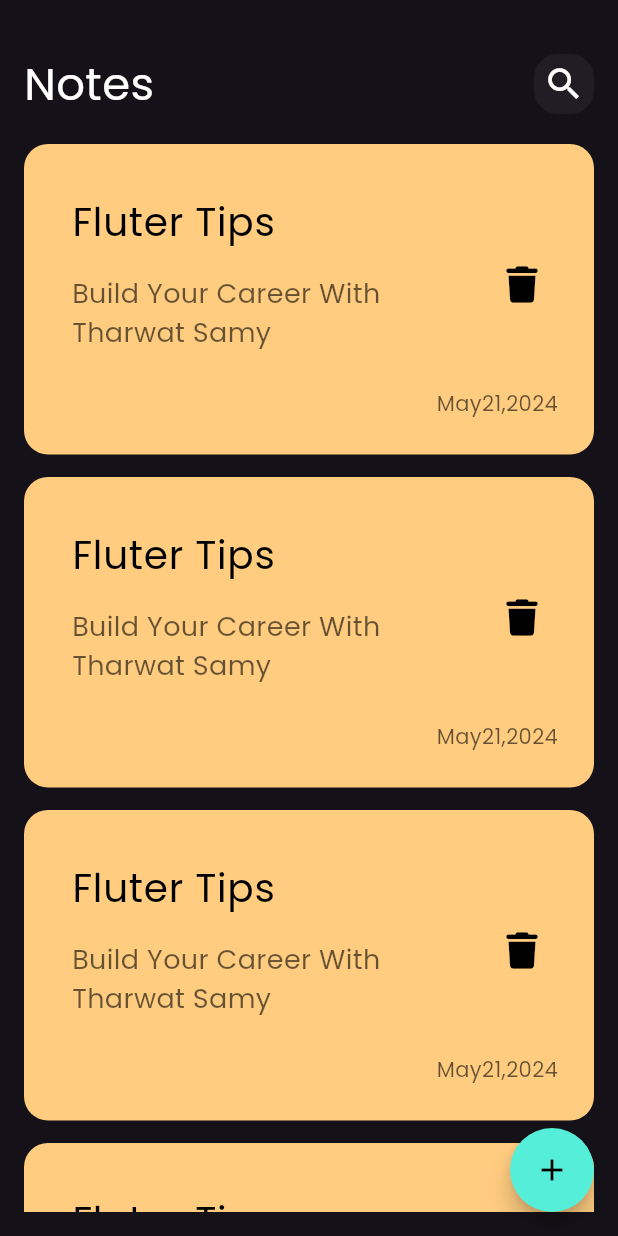
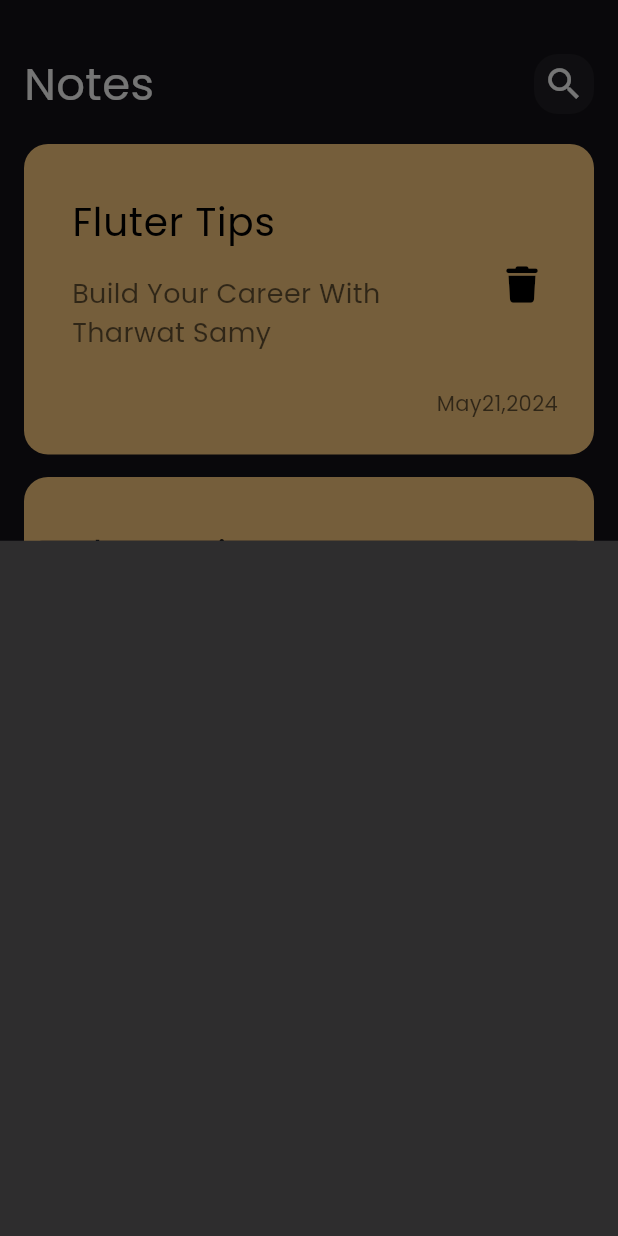
Before and after one commit to Hamza8008/notes_app, a Flutter app: the screen it shows after launch, after a tap on the "add" icon, on a phone screen of 412 x 824 dp. Run offline on Flutter 3.47's test engine with Material 3 defaults, Android fonts, the phone set to English and light mode, and no system bars; our stand-ins replace font_awesome_flutter.

Commit message:
show model bottom sheet

```diff
--- a/lib/Views/Notes_View.dart
+++ b/lib/Views/Notes_View.dart
@@ -1,5 +1,6 @@
 import 'package:flutter/material.dart';
 import 'package:noteapp/Widgets/NotesViewBody.dart';
+import 'package:noteapp/Widgets/add_note_bottom_sheet.dart';
 
 class NotesView extends StatelessWidget {
   const NotesView({super.key});
@@ -9,7 +10,13 @@ class NotesView extends StatelessWidget {
     return Scaffold(
       floatingActionButton: FloatingActionButton(
         backgroundColor: Color(0xff55EED9),
-        onPressed: () {},
+        onPressed: () {
+          showModalBottomSheet(
+              context: context,
+              builder: (context) {
+                return const AddNoteBottomSheet();
+              });
+        },
         child: Icon(
           Icons.add,
           color: Colors.black,
--- /dev/null
+++ b/lib/Widgets/add_note_bottom_sheet.dart
@@ -0,0 +1,12 @@
+import 'package:flutter/material.dart';
+
+class AddNoteBottomSheet extends StatelessWidget {
+  const AddNoteBottomSheet({super.key});
+
+  @override
+  Widget build(BuildContext context) {
+    return Container(
+      color: Color(0xff2E2D2E),
+    );
+  }
+}
```
